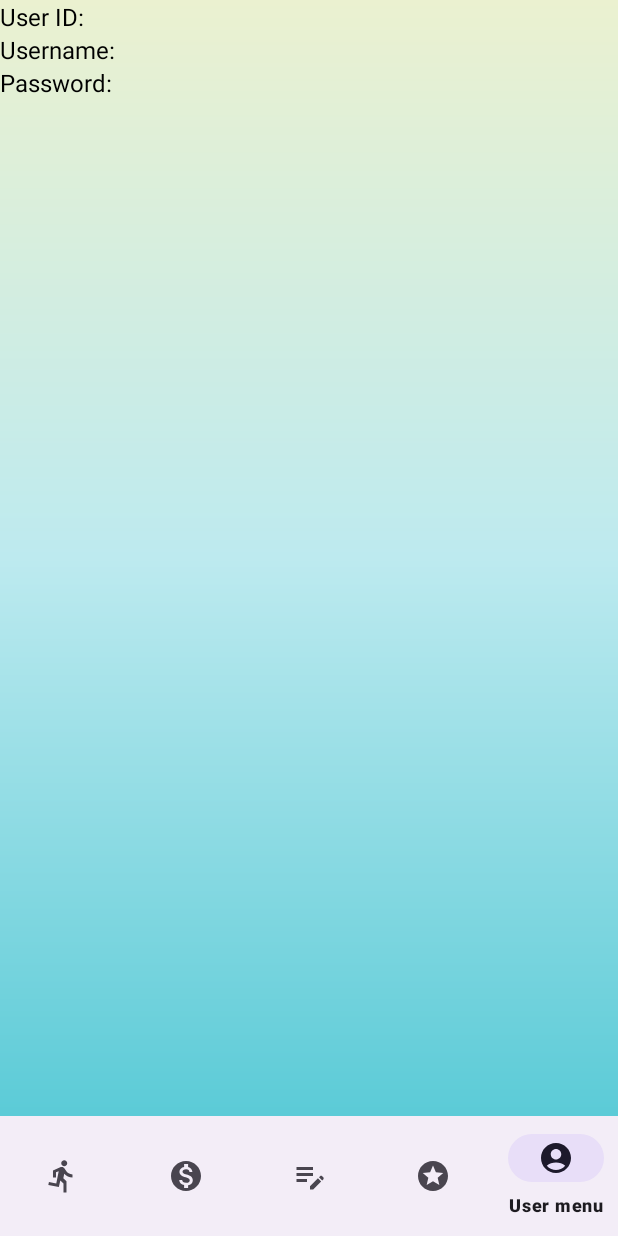
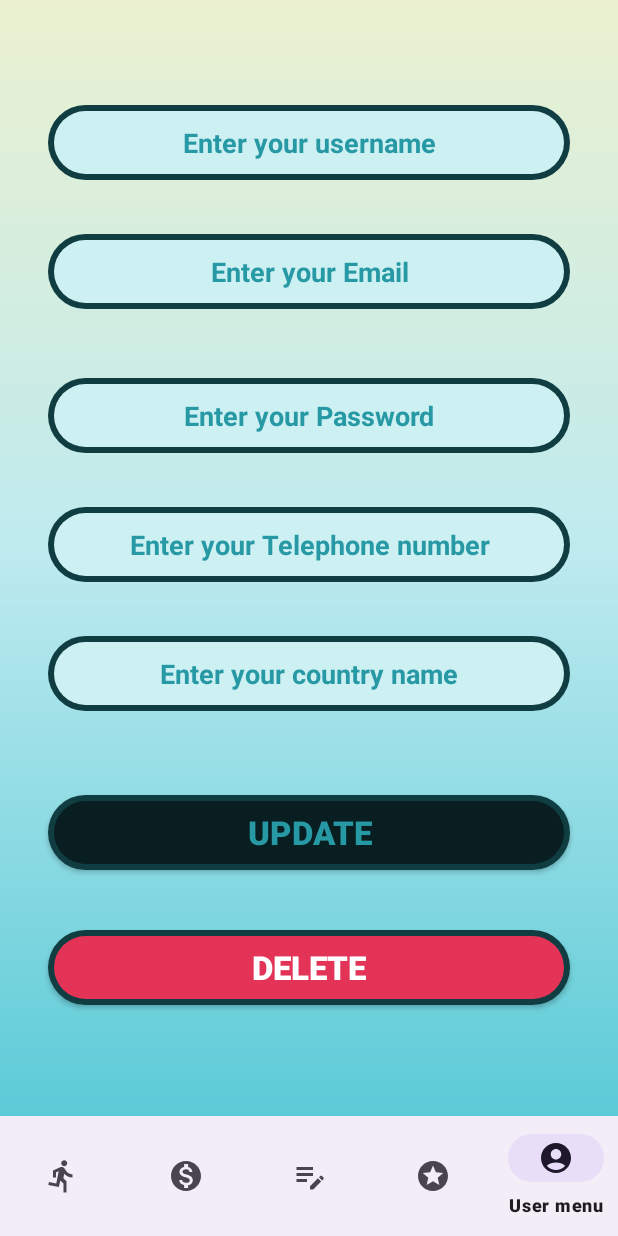
Before and after one commit to jmaimohamed/JetSetGo, an Android app: the HomeActivity screen opened directly, with no data from a screen before it, item 5 of the bottom bar chosen, on a phone screen of 412 x 824 dp. Run offline under Robolectric (Android 15) with nearby library versions, the phone set to English and light mode, and no system bars; our stand-ins replace Room's generated code.

Commit message:
CRUD/sans Capteur

```diff
--- a/app/src/main/java/com/jmaaix/testttttt/DAO/UserDao.java
+++ b/app/src/main/java/com/jmaaix/testttttt/DAO/UserDao.java
@@ -1,6 +1,7 @@
 package com.jmaaix.testttttt.DAO;
 
 import androidx.room.Dao;
+import androidx.room.Delete;
 import androidx.room.Insert;
 import androidx.room.OnConflictStrategy;
 import androidx.room.Query;
@@ -19,8 +20,12 @@ public interface UserDao {
     @Insert
     void addUser(User u);
 
-        @Query("SELECT * FROM users WHERE  users.username= :username")
+    @Query("SELECT * FROM users WHERE  users.username= :username")
         User getUserByUsername(String username);
+
+    @Query("SELECT * FROM users WHERE  users.Email = :Email")
+    User getUserByEmail(String Email);
+
     @Query("select * from users")
     List<User> getAll();
 
@@ -29,4 +34,10 @@ public interface UserDao {
 
     @Update
     void updateUser(User user);
+    @Query("UPDATE users SET username = :newUsername , Email=:Email , Telephone = :Telephonee , Pays = :Payss  WHERE id = :userId")
+    void updateUsername(long userId, String newUsername,String Email,String Telephonee,String Payss);
+    @Delete
+    void deleteUser(User user);
+    @Query("DELETE FROM users WHERE id = :userId")
+    void deleteUserById(long userId);
 }
--- a/app/src/main/java/com/jmaaix/testttttt/HomeActivity.java
+++ b/app/src/main/java/com/jmaaix/testttttt/HomeActivity.java
@@ -22,7 +22,7 @@ public class HomeActivity extends AppCompatActivity {
 
         frameLayout = findViewById(R.id.frameH);
         bottomNavigationView = findViewById(R.id.bottomNavigationView);
-        loggedInUsername = getIntent().getStringExtra("username");
+        loggedInUsername = getIntent().getStringExtra("Email");
 
         /*String loggedInUsername = getIntent().getStringExtra("username");
       //  UserAccountF userAccountFragment = UserAccountF.newInstance(loggedInUsername);
--- a/app/src/main/java/com/jmaaix/testttttt/UserAccountF.java
+++ b/app/src/main/java/com/jmaaix/testttttt/UserAccountF.java
@@ -2,14 +2,20 @@ package com.jmaaix.testttttt;
 
 import static android.text.style.TtsSpan.ARG_USERNAME;
 
+import android.app.AlertDialog;
+import android.content.DialogInterface;
+import android.content.Intent;
 import android.os.Bundle;
 
 import androidx.fragment.app.Fragment;
+import androidx.fragment.app.FragmentManager;
 
 import android.util.Log;
 import android.view.LayoutInflater;
 import android.view.View;
 import android.view.ViewGroup;
+import android.widget.Button;
+import android.widget.EditText;
 import android.widget.TextView;
 import android.widget.Toast;
 
@@ -29,27 +35,31 @@ public class UserAccountF extends Fragment {
 
     private String mParam1;
     private String mParam2;
-    private String username;
+    private String Email;
 
-    TextView userIdTextView ;
-    TextView usernameTextView ;
-    TextView passwordTextView;
+    EditText usernameEditView ;
+    EditText TelephoneEditView ;
+    EditText PaysEditView;
+    EditText PasswordEditView ;
+    EditText EmailEditView;
     private List<User> userList = new ArrayList<User>();
     public UserAccountF() {
         // Required empty public constructor
 
-    } public UserAccountF(String username) {
+    } public UserAccountF(String Email) {
         // Required empty public constructor
-        this.username= username;
+        this.Email= Email;
     }
 
 
 
-    public static UserAccountF newInstance(String username) {
+    public static UserAccountF newInstance(String Email) {
         UserAccountF fragment = new UserAccountF();
-        fragment.username = username;
+        fragment.Email = Email;
         return fragment;
     }
+    private Button updateUsernameButton;
+    private Button delete;
 
     private UserDatabase userDatabase;
     private UserDao userDao;
@@ -60,6 +70,8 @@ public class UserAccountF extends Fragment {
         // Initialize Room database and UserDao
         userDatabase = UserDatabase.getInstance(getActivity().getApplicationContext());
         userDao = userDatabase.userDao();
+        updateUsernameButton = view.findViewById(R.id.Update);
+        delete = view.findViewById(R.id.Delete);
 
         // Retrieve the username of the logged-in user (from the login process)
        // String loggedInUsername = getArguments().getString(ARG_USERNAME);
@@ -68,23 +80,68 @@ public class UserAccountF extends Fragment {
         // Retrieve the user information using the username
 
 
-        userIdTextView = view.findViewById(R.id.userIdTextView);
-        usernameTextView = view.findViewById(R.id.usernameTextView);
-        passwordTextView = view.findViewById(R.id.passwordTextView);
+        usernameEditView = view.findViewById(R.id.Username);
+        EmailEditView  = view.findViewById(R.id.Email);
+        TelephoneEditView  = view.findViewById(R.id.Telephone);
+        PaysEditView  = view.findViewById(R.id.Pays);
+        PasswordEditView= view.findViewById(R.id.Password);
 
-
-        User user = userDao.getUserByUsername(this.username);
+        User user = userDao.getUserByEmail(this.Email);
         Log.d("UserAccountF", "User found: " + user);
         if (user != null) {
             Log.d("UserAccountF", "User found: " + user);
-            usernameTextView.setText("Username: " + user.getUsername());
-            passwordTextView.setText("Password: " + user.getPassword());
+            usernameEditView.setText( user.getUsername());
+            PasswordEditView.setText( user.getPassword());
+            EmailEditView.setText(user.getEmail());
+            TelephoneEditView.setText( user.getTelephone());
+            PaysEditView.setText( user.getPays());
+            updateUsernameButton.setOnClickListener(new View.OnClickListener() {
+                @Override
+                public void onClick(View v) {
+                    String newUsername =usernameEditView.getText().toString() ;
+                    String Email =EmailEditView.getText().toString() ;
+                    String Telephone =TelephoneEditView.getText().toString() ;
+                    String Pays =PaysEditView.getText().toString() ;
+                    userDao.updateUsername(user.getId(),newUsername,Email,Telephone,Pays);
+
+
+                }
+            });
+            delete.setOnClickListener(new View.OnClickListener() {
+                @Override
+                public void onClick(View v) {
+                    AlertDialog.Builder builder = new AlertDialog.Builder(getContext());
+                    builder.setTitle("Delete Account");
+                    builder.setMessage("Are you sure you want to delete your account?");
+                    builder.setPositiveButton("Yes", new DialogInterface.OnClickListener() {
+                        @Override
+                        public void onClick(DialogInterface dialog, int which) {
+                            // Delete the account (call a method to delete from the database)
+                            userDao.deleteUserById(user.getId());
+                            FragmentManager fm = getActivity().getSupportFragmentManager();
+                            for (int i = 0; i < fm.getBackStackEntryCount(); ++i) {
+                                fm.popBackStack();
+                            }                            Intent loginIntent = new Intent(getActivity(), LoginActivity.class);
+                            startActivity(loginIntent);
+                        }
+                    });
+                    builder.setNegativeButton("No", new DialogInterface.OnClickListener() {
+                        @Override
+                        public void onClick(DialogInterface dialog, int which) {
+                            // User canceled the account deletion
+                            dialog.dismiss();
+                        }
+                    });
+                    builder.create().show();
+                }
+            });
         } else {
-            Log.d("UserAccountF", "User not found for username: " + this.username);
+            Log.d("UserAccountF", "User not found for username: " + this.Email);
             Toast.makeText(getActivity().getApplicationContext(), "User not found", Toast.LENGTH_SHORT).show();
         }
 
 
         return view;
     }
+
 }
--- a/app/src/main/res/drawable/selfie.xml
+++ b/app/src/main/res/drawable/selfie.xml
@@ -1,4 +1,29 @@
 <?xml version="1.0" encoding="utf-8"?>
-<selector xmlns:android="http://schemas.android.com/apk/res/android">
+<layer-list xmlns:android="http://schemas.android.com/apk/res/android">
+    <item>
+        <shape android:shape="rectangle">
+            <corners android:radius="100dp"/>
+            <gradient
+                android:angle="360"
+                android:endColor="#103D42"
+                android:startColor="#103D42"
+                android:type="linear"/>
+        </shape>
+    </item>
 
-</selector>
+    <!-- Border -->
+    <item android:top="8dp" android:bottom="8dp" android:left="8dp" android:right="8dp">
+        <shape android:shape="rectangle">
+            <corners android:radius="100dp"/>
+            <solid android:color="#7CD4DF"/>
+        </shape>
+    </item>
+
+    <!-- Content with Transparent Background -->
+    <item android:top="4dp" android:bottom="4dp" android:left="4dp" android:right="4dp">
+        <shape android:shape="rectangle">
+            <corners android:radius="100dp"/>
+            <solid android:color="#E33457"/>
+        </shape>
+    </item>
+</layer-list>
--- a/app/src/main/res/layout/activity_login.xml
+++ b/app/src/main/res/layout/activity_login.xml
@@ -37,7 +37,7 @@
             android:layout_marginBottom="16dp"
             android:background="@drawable/fieldtextt"
             android:ems="10"
-            android:hint="Enter your username"
+            android:hint="Enter your Email"
             android:inputType="text"
             android:textAlignment="center"
             android:textColor="#2799A5"
--- a/app/src/main/res/layout/fragment_user_account.xml
+++ b/app/src/main/res/layout/fragment_user_account.xml
@@ -13,29 +13,126 @@
         android:layout_height="match_parent"
         android:orientation="vertical">
 
-        <TextView
-            android:id="@+id/userIdTextView"
-            android:layout_width="wrap_content"
-            android:layout_height="wrap_content"
-            android:text="User ID: "
-            android:textColor="@android:color/black"
-            android:textSize="16sp" />
 
-        <TextView
-            android:id="@+id/usernameTextView"
-            android:layout_width="wrap_content"
-            android:layout_height="wrap_content"
-            android:text="Username: "
-            android:textColor="@android:color/black"
-            android:textSize="16sp" />
 
-        <TextView
-            android:id="@+id/passwordTextView"
-            android:layout_width="wrap_content"
-            android:layout_height="wrap_content"
-            android:text="Password: "
-            android:textColor="@android:color/black"
-            android:textSize="16sp" />
+        <EditText
+            android:id="@+id/Username"
+            android:layout_width="match_parent"
+            android:layout_height="50dp"
+            android:layout_marginStart="32dp"
+            android:layout_marginTop="70dp"
+            android:layout_marginEnd="32dp"
+            android:layout_marginBottom="16dp"
+            android:background="@drawable/fieldtextt"
+            android:ems="10"
+            android:hint="Enter your username"
+            android:inputType="text"
+            android:textAlignment="center"
+            android:textColor="#2799A5"
+            android:textColorHint="#2799A5"
+            android:textStyle="bold" />
+
+        <EditText
+            android:id="@+id/Email"
+            android:layout_width="match_parent"
+            android:layout_height="50dp"
+            android:layout_marginStart="32dp"
+            android:layout_marginTop="20dp"
+            android:layout_marginEnd="32dp"
+            android:layout_marginBottom="16dp"
+            android:background="@drawable/fieldtextt"
+            android:ems="10"
+            android:hint="Enter your Email"
+            android:inputType="text"
+            android:textAlignment="center"
+            android:textColor="#2799A5"
+            android:textColorHint="#2799A5"
+            android:textStyle="bold" />
+
+        <EditText
+            android:id="@+id/Password"
+            android:layout_width="match_parent"
+            android:layout_height="50dp"
+            android:layout_marginStart="32dp"
+            android:layout_marginTop="30dp"
+            android:layout_marginEnd="32dp"
+            android:layout_marginBottom="16dp"
+            android:background="@drawable/fieldtextt"
+            android:ems="10"
+            android:hint="Enter your Password"
+            android:inputType="textPassword"
+            android:textAlignment="center"
+            android:textColor="#2799A5"
+            android:textColorHint="#2799A5"
+            android:textStyle="bold"
+
+            />
+
+        <EditText
+            android:id="@+id/Telephone"
+            android:layout_width="match_parent"
+            android:layout_height="50dp"
+            android:layout_marginStart="32dp"
+            android:layout_marginTop="20dp"
+            android:layout_marginEnd="32dp"
+            android:layout_marginBottom="16dp"
+            android:autoText="false"
+            android:background="@drawable/fieldtextt"
+            android:ems="10"
+            android:hint="Enter your Telephone number"
+            android:inputType="number"
+            android:textAlignment="center"
+            android:textColor="#2799A5"
+            android:textColorHint="#2799A5"
+            android:textStyle="bold" />
+
+
+        <EditText
+            android:id="@+id/Pays"
+            android:layout_width="match_parent"
+            android:layout_height="50dp"
+            android:layout_marginStart="32dp"
+            android:layout_marginTop="20dp"
+            android:layout_marginEnd="32dp"
+            android:layout_marginBottom="16dp"
+            android:background="@drawable/fieldtextt"
+            android:ems="10"
+            android:hint="Enter your country name"
+            android:textAlignment="center"
+            android:textColor="#2799A5"
+            android:textColorHint="#2799A5"
+            android:textStyle="bold" />
+
+
+        <androidx.appcompat.widget.AppCompatButton
+            android:id="@+id/Update"
+            android:layout_width="match_parent"
+            android:layout_height="50dp"
+            android:layout_marginStart="32dp"
+            android:layout_marginTop="40dp"
+            android:layout_marginEnd="32dp"
+            android:background="@drawable/buttonloginsignup"
+            android:text="Update"
+            android:textColor="#2799A5"
+            android:textSize="22sp"
+            android:textStyle="bold" />
+        <androidx.appcompat.widget.AppCompatButton
+            android:id="@+id/Delete"
+            android:layout_width="match_parent"
+            android:layout_height="50dp"
+            android:layout_marginStart="32dp"
+            android:layout_marginTop="40dp"
+            android:layout_marginEnd="32dp"
+            android:background="@drawable/selfie"
+            android:text="Delete"
+            android:textColor="#FFFFFF"
+            android:textSize="22sp"
+            android:textStyle="bold" />
+
+
+
     </LinearLayout>
 
+
+
 </FrameLayout>
```
Also changed, not shown: app/src/main/java/com/jmaaix/testttttt/LoginActivity.java (+16 -17 lines), app/src/main/java/com/jmaaix/testttttt/RegisterActivity.java (+28 -11 lines), app/src/main/java/com/jmaaix/testttttt/entities/User.java (+45 -9 lines), app/src/main/res/layout/activity_register.xml (+19 -15 lines).
